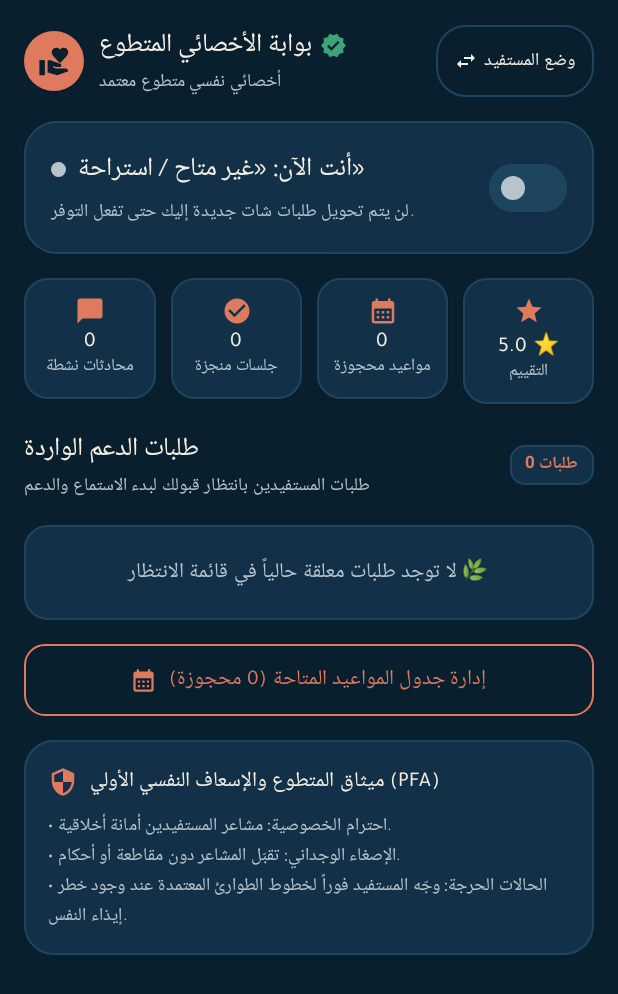
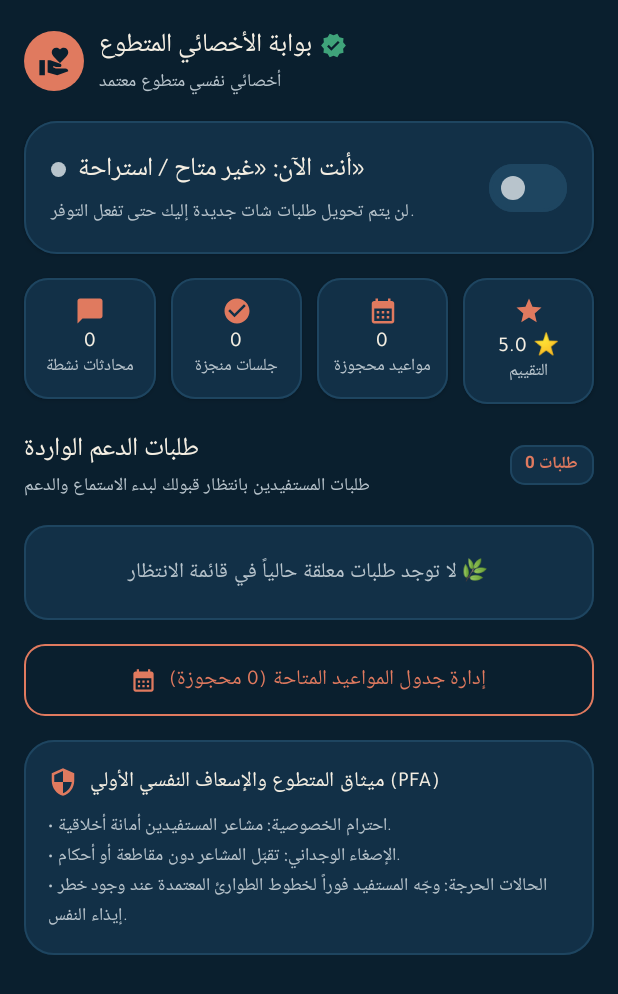
Before and after one commit to AhmedAbdoRH/MadarApp-, an Android app built with Jetpack Compose: the composable SpecialistDashboardScreen called with empty values, on a phone screen of 412 x 824 dp. Shown: the top 994 px of the screen. Run offline under Robolectric (Android 15) with nearby library versions, the phone set to English and light mode, and no system bars; 11 statements that could not run were skipped.

Commit message:
Remove switch to seeker button from dashboard
Removed the OutlinedButton for switching to seeker mode from the SpecialistDashboardScreen.

```diff
--- a/app/src/main/java/com/example/ui/screens/SpecialistDashboardScreen.kt
+++ b/app/src/main/java/com/example/ui/screens/SpecialistDashboardScreen.kt
@@ -127,29 +127,7 @@ fun SpecialistDashboardScreen(
                     }
                 }
 
-                OutlinedButton(
-                    onClick = onSwitchToSeeker,
-                    shape = RoundedCornerShape(20.dp),
-                    border = BorderStroke(1.dp, SanadTheme.colors.divider),
-                    contentPadding = PaddingValues(horizontal = 12.dp, vertical = 6.dp),
-                    modifier = Modifier
-                        .heightIn(min = 48.dp)
-                        .testTag("specialist_switch_to_seeker_btn")
-                ) {
-                    Icon(
-                        imageVector = Icons.Default.SwapHoriz,
-                        contentDescription = null,
-                        tint = SanadTheme.colors.text,
-                        modifier = Modifier.size(16.dp)
-                    )
-                    Spacer(modifier = Modifier.width(4.dp))
-                    Text(
-                        text = "وضع المستفيد",
-                        style = MaterialTheme.typography.labelMedium,
-                        color = SanadTheme.colors.text,
-                        fontWeight = FontWeight.SemiBold
-                    )
-                }
+
             }
         }
 
```
